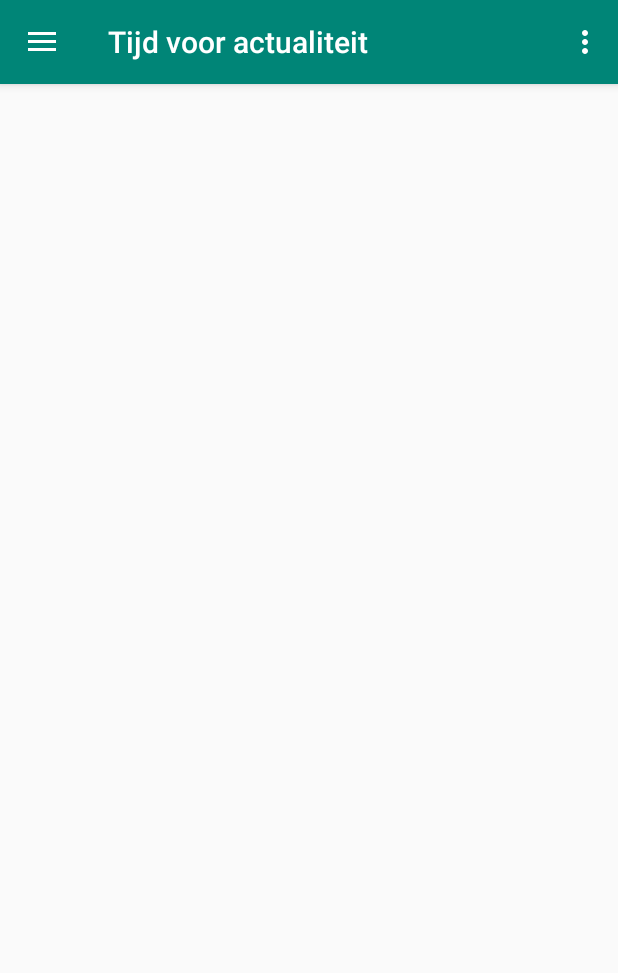
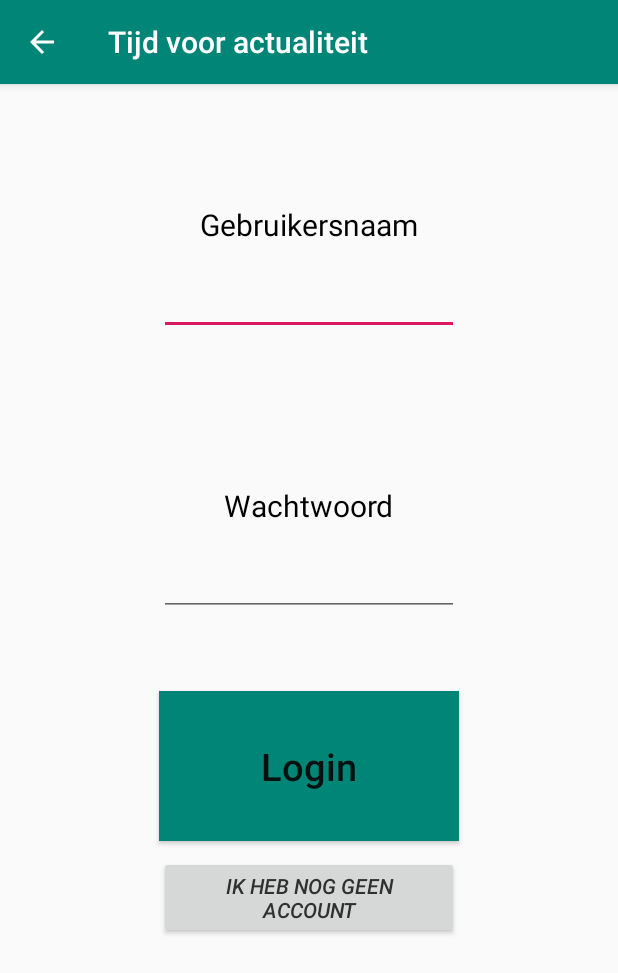
Before and after one commit to Jessevanduijne/3.3_Newsreader_Kotlin, an Android app: the screen it shows after launch (MainActivity before the commit, LoginActivity after it), after a tap on "Login", on a phone screen of 412 x 824 dp. Shown: the top 973 px of the screen. Run offline under Robolectric (Android 15) with nearby library versions, the phone set to English and light mode, and no system bars; our stand-ins replace navigation-ui; pictures from the network do not load; 1 other tap on this screen came first.

Commit message:
Fixed navigation view & new login view

```diff
--- a/app/src/main/java/nl/vanduijne/jesse/ArticleDetail.kt
+++ b/app/src/main/java/nl/vanduijne/jesse/ArticleDetail.kt
@@ -47,5 +47,4 @@ class ArticleDetail : AppCompatActivity() {
         }
         return super.onOptionsItemSelected(item)
     }
-
 }
--- a/app/src/main/java/nl/vanduijne/jesse/ArticleService.kt
+++ b/app/src/main/java/nl/vanduijne/jesse/ArticleService.kt
@@ -13,14 +13,19 @@ interface ArticleService {
     fun feeds(): Call<List<Category>>
 
     @GET("api/articles")
-    fun articles(@Query("count") count: Int,
-                 @Query("feed") feedId: Int?): Call<Articles>
+    fun articles(@Query("count") count: Int? = 20,
+                 @Query("feed") feedId: Int? = null
+    ): Call<Articles>
 
     @GET("api/articles/{id}")
     fun articlesById(@Path("id") articleId: Int,
-                    @Query("count") count: Int,
-                    @Query("feed") feedId: Int?)
-            : Call<Articles>
+                    @Query("count") count: Int? = 20,
+                    @Query("feed") feedId: Int? = null
+    ): Call<Articles>
+
+
+
+
 
     @Multipart
     @PUT("api/articles/{id}//like")
--- /dev/null
+++ b/app/src/main/java/nl/vanduijne/jesse/LoginActivity.kt
@@ -0,0 +1,42 @@
+package nl.vanduijne.jesse
+
+import android.content.Intent
+import androidx.appcompat.app.AppCompatActivity
+import android.os.Bundle
+import android.view.MenuItem
+import android.view.View
+import android.widget.Button
+import kotlinx.android.synthetic.main.activity_login.*
+
+class LoginActivity : AppCompatActivity() {
+
+    override fun onCreate(savedInstanceState: Bundle?) {
+        super.onCreate(savedInstanceState)
+        setContentView(R.layout.activity_login)
+
+        var toolbar = supportActionBar
+        toolbar?.setDisplayHomeAsUpEnabled(true)
+
+        loginButton.setOnClickListener {
+            val intent = Intent(this, LoginActivity::class.java)
+            startActivity(intent)
+        }
+
+        nog_geen_account_button.setOnClickListener {
+            loginButton.text = getString(R.string.register_button)
+
+            nog_geen_account_button.visibility = View.GONE
+        }
+
+    }
+
+    override fun onOptionsItemSelected(item: MenuItem): Boolean {
+        when(item.itemId) {
+            android.R.id.home -> {
+                finish()
+                return true
+            }
+        }
+        return super.onOptionsItemSelected(item)
+    }
+}
--- a/app/src/main/java/nl/vanduijne/jesse/LoginFragment.java
+++ /dev/null
@@ -1,18 +0,0 @@
-package nl.vanduijne.jesse;
-
-import android.os.Bundle;
-import android.view.LayoutInflater;
-import android.view.View;
-import android.view.ViewGroup;
-
-import androidx.annotation.NonNull;
-import androidx.annotation.Nullable;
-import androidx.fragment.app.Fragment;
-
-public class LoginFragment extends Fragment {
-    @Nullable
-    @Override
-    public View onCreateView(@NonNull LayoutInflater inflater, @Nullable ViewGroup container, @Nullable Bundle savedInstanceState) {
-        return inflater.inflate(R.layout.fragment_login, container, false);
-    }
-}
--- a/app/src/main/java/nl/vanduijne/jesse/MainActivity.kt
+++ b/app/src/main/java/nl/vanduijne/jesse/MainActivity.kt
@@ -15,9 +15,8 @@ import androidx.navigation.ui.AppBarConfiguration
 import androidx.recyclerview.widget.LinearLayoutManager
 import androidx.recyclerview.widget.RecyclerView
 import com.google.android.material.navigation.NavigationView
-import kotlinx.android.synthetic.*
+import kotlinx.android.synthetic.main.activity_login.*
 import kotlinx.android.synthetic.main.activity_main.*
-import kotlinx.android.synthetic.main.activity_register.*
 import kotlinx.android.synthetic.main.content_main.*
 import nl.vanduijne.jesse.model.Articles
 import nl.vanduijne.jesse.model.Article
@@ -63,10 +62,9 @@ class MainActivity : AppCompatActivity(), NavigationView.OnNavigationItemSelecte
         navview.setNavigationItemSelectedListener(this)
 
         //if(savedInstanceState == null) {
-            supportFragmentManager.beginTransaction().replace(R.id.fragment_container, LoginFragment())
-            navview.setCheckedItem(R.id.login)
+            //supportFragmentManager.beginTransaction().replace(R.id.fragment_container, LoginFragment())
+            //navview.setCheckedItem(R.id.login)
         //}
-
 
         linearLayoutManager = LinearLayoutManager(this)
 
@@ -76,7 +74,10 @@ class MainActivity : AppCompatActivity(), NavigationView.OnNavigationItemSelecte
 
     override fun onNavigationItemSelected(item: MenuItem): Boolean {
         when(item.itemId) {
-            R.id.login -> supportFragmentManager.beginTransaction().replace(R.id.fragment_container, LoginFragment())
+            R.id.login -> {
+                val intent = Intent(this, LoginActivity::class.java)
+                startActivity(intent)
+            } //supportFragmentManager.beginTransaction().replace(R.id.fragment_container, LoginFragment())
             R.id.cat_algemeen -> Toast.makeText(this, "algemeen", Toast.LENGTH_SHORT).show()
             else -> {
                 return false
@@ -116,15 +117,20 @@ class MainActivity : AppCompatActivity(), NavigationView.OnNavigationItemSelecte
                 if(totalItemCount == lastVisibleItemPosition + 1 ) { // Plus one cause count = 20 and position is 19 (starts at 0)
                     println("hitting the onscroll")
                     val nextId = articles[lastVisibleItemPosition].Id - 1
-                    getNewArticles(nextId)
+                    getNewArticles(nextId = nextId)
                 }
             }
         })
     }
 
-    private fun getNewArticles(nextId: Int){
+    private fun getNewArticles(nextId: Int, feedId: Int? = 0){
+        val call: Call<Articles>
+        if(feedId != 0) {
+            call = service.articlesById(nextId, feedId = feedId)
+        }
 
-        val call = service.article(nextId)
+        else call = service.articlesById(nextId)
+
         call.enqueue(object : Callback<Articles> {
             override fun onResponse(call: Call<Articles>, response: Response<Articles>) {
                 if(response.isSuccessful && response.body() != null) {
@@ -134,23 +140,14 @@ class MainActivity : AppCompatActivity(), NavigationView.OnNavigationItemSelecte
                     recyclerview.adapter!!.notifyDataSetChanged()
                 }
             }
-
             override fun onFailure(call: Call<Articles>, t: Throwable) {
                 Log.e("HTTP", "Couldn't fetch any data while trying to load more articles")
             }
         })
     }
 
-    private fun getArticles(nextId: Int? = 0, feedId: Int? = 0){
-
-        val call : Call<Articles>
-        if(nextId == 0) {
-            call = service.articles(20, null)
-        }
-        else {
-            call = service.articlesById(nextId!!.toInt(), 20, feedId)
-        }
-
+    private fun getArticles(){
+        val call = service.articles(20)
 
         call.enqueue(object: Callback<Articles> {
             override fun onResponse( call: Call<Articles>, response: Response<Articles>) {
@@ -168,7 +165,7 @@ class MainActivity : AppCompatActivity(), NavigationView.OnNavigationItemSelecte
             }
         })
 
-
+        // After articles are loaded, make them clickable:
         val articleClickListener = getClickListener()
         recyclerview.layoutManager = linearLayoutManager
         recyclerview.adapter = ListAdapter(this, articles, articleClickListener)
--- /dev/null
+++ b/app/src/main/res/layout/activity_login.xml
@@ -0,0 +1,67 @@
+<?xml version="1.0" encoding="utf-8"?>
+<LinearLayout
+    xmlns:android="http://schemas.android.com/apk/res/android"
+    xmlns:app="http://schemas.android.com/apk/res-auto"
+    xmlns:tools="http://schemas.android.com/tools"
+    android:layout_width="match_parent"
+    android:layout_height="match_parent"
+    tools:context=".LoginActivity"
+    android:orientation="vertical">
+
+    <TextView
+        android:layout_width="wrap_content"
+        android:layout_height="wrap_content"
+        android:layout_gravity="center_horizontal"
+        android:layout_marginTop="80dp"
+        android:text="@string/login_label"
+        android:textSize="20sp"
+        android:textColor="@color/black"/>
+
+    <EditText
+        android:inputType="textNoSuggestions"
+        android:layout_width="200dp"
+        android:layout_height="50dp"
+        android:layout_gravity="center_horizontal"
+        android:layout_marginTop="10dp"
+        android:id="@+id/loginField"/>
+
+    <TextView
+        android:layout_width="wrap_content"
+        android:layout_height="wrap_content"
+        android:layout_gravity="center_horizontal"
+        android:layout_marginTop="100dp"
+        android:text="@string/login_password"
+        android:textSize="20sp"
+        android:textColor="@color/black"/>
+
+    <EditText
+        android:inputType="textPassword"
+        android:layout_width="200dp"
+        android:layout_height="50dp"
+        android:layout_gravity="center_horizontal"
+        android:layout_marginTop="10dp"
+        android:id="@+id/passwordField"/>
+
+    <Button
+        android:layout_width="200dp"
+        android:layout_height="100dp"
+        android:layout_gravity="center_horizontal"
+        android:background="@color/colorPrimary"
+        android:text="@string/login_button"
+        android:textSize="25sp"
+        android:textAllCaps="false"
+        android:layout_marginTop="50dp"
+        android:id="@+id/loginButton"/>
+
+    <Button
+        android:layout_width="200dp"
+        android:layout_height="wrap_content"
+        android:textStyle="italic"
+        android:textColor="@color/darkgrey"
+        android:text="@string/nog_geen_account"
+        android:layout_gravity="center_horizontal"
+        android:layout_marginTop="10dp"
+        android:id="@+id/nog_geen_account_button"/>
+
+
+</LinearLayout>
--- a/app/src/main/res/layout/activity_main.xml
+++ b/app/src/main/res/layout/activity_main.xml
@@ -24,8 +24,6 @@
                 app:popupTheme="@style/Theme.AppCompat.Light"
                 android:elevation="4dp"/>
 
-
-
         <FrameLayout
             android:layout_width="match_parent"
             android:layout_height="match_parent"
--- a/app/src/main/res/values/strings.xml
+++ b/app/src/main/res/values/strings.xml
@@ -2,6 +2,12 @@
     <string name="app_name">Tijd voor actualiteit</string>
     <string name="action_settings">Settings</string>
 
+    <!-- Login screen: -->
+    <string name="login_label">Gebruikersnaam</string>
+    <string name="login_password">Wachtwoord</string>
+    <string name="login_button">Login</string>
+    <string name="register_button">Registreer</string>
+    <string name="nog_geen_account">Ik heb nog geen account</string>
 
     <!-- Navigation drawer: -->
     <string name="navigation_drawer_open">Open menu</string>
```
Also changed, not shown: app/src/main/AndroidManifest.xml (+3 -4 lines), app/src/main/java/nl/vanduijne/jesse/Register.kt (deleted, +0 -12 lines), app/src/main/res/layout/activity_register.xml (deleted, +0 -60 lines).
